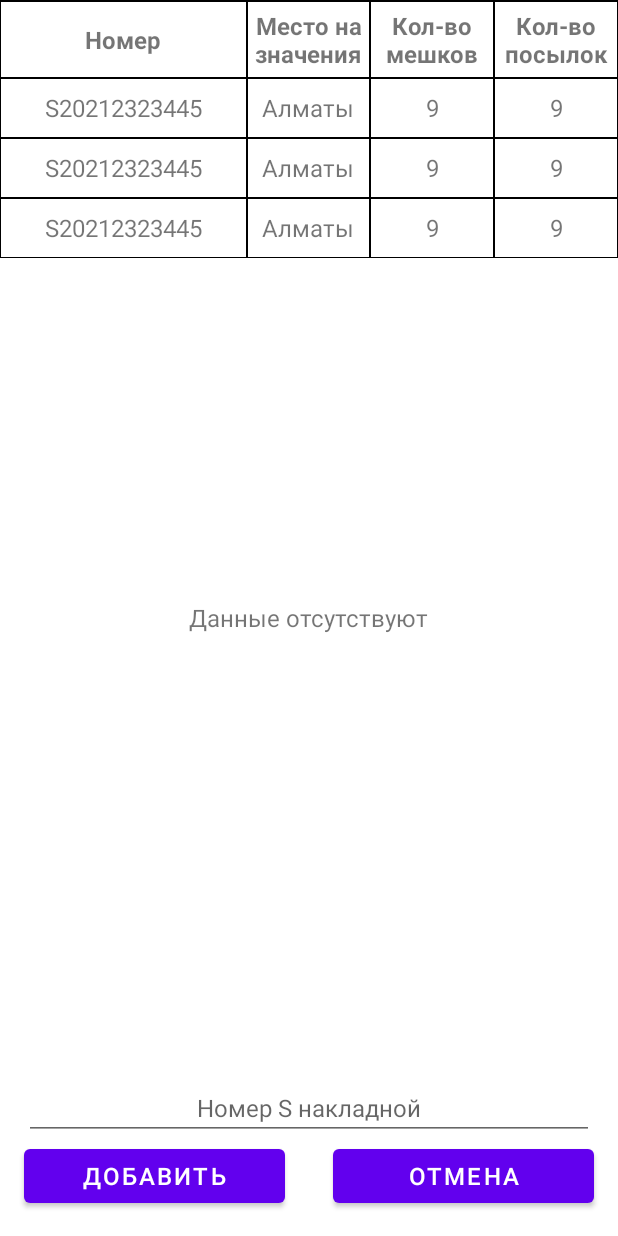
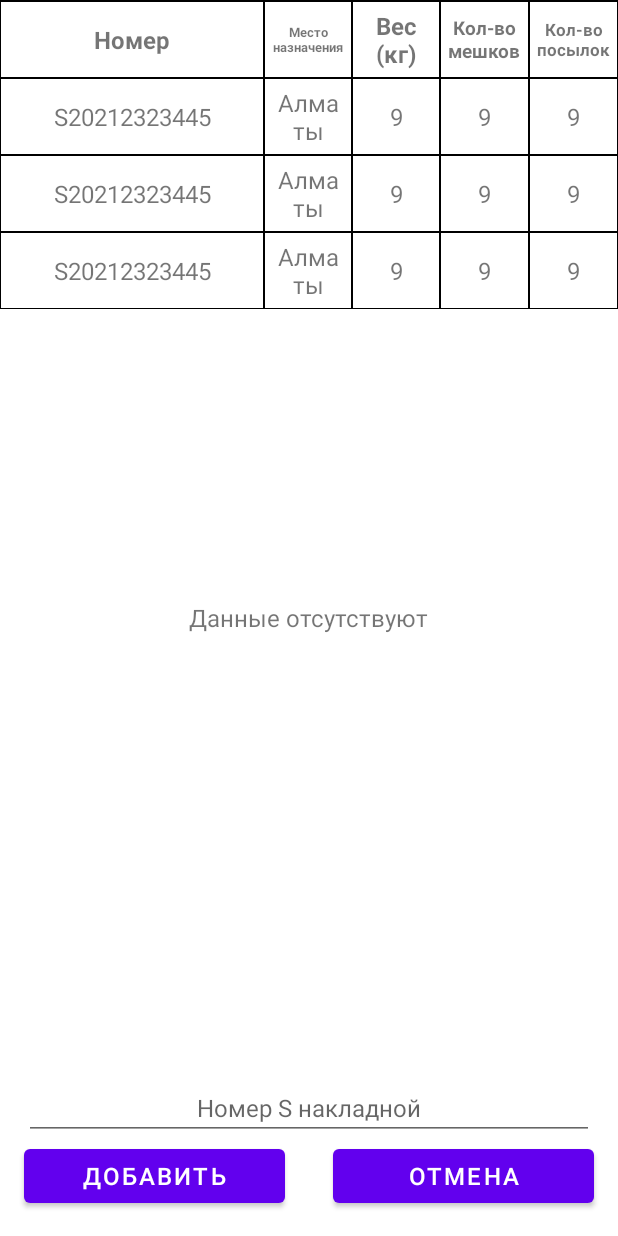
Before and after one commit to Forcharc/loading-area, an Android app: the layout fragment_add_s_invoice.xml on its own in the app's theme, with its tools: preview values and no code run, on a phone screen of 412 x 824 dp. Run offline under Robolectric (Android 15) with nearby library versions, the phone set to English and light mode, and no system bars.

Commit message:
Add weight to S Invoice

```diff
--- a/app/src/main/java/kz/kazpost/loadingarea/repositories/_mappers/SInvoiceMappers.kt
+++ b/app/src/main/java/kz/kazpost/loadingarea/repositories/_mappers/SInvoiceMappers.kt
@@ -12,7 +12,8 @@ object SInvoiceMappers {
             this.toDepartment?.longNameRu ?: StringConstants.stringUnknown,
             (this.totalNumberOfLabels ?: 0),
             this.totalNumberOfPLs ?: 0,
-            this.id ?: -1
+            this.id ?: -1,
+            this.totalWeight ?: 0
         )
     }
 }
--- a/app/src/main/java/kz/kazpost/loadingarea/ui/_adapters/SInvoiceAdapter.kt
+++ b/app/src/main/java/kz/kazpost/loadingarea/ui/_adapters/SInvoiceAdapter.kt
@@ -80,6 +80,7 @@ class SInvoiceAdapter : RecyclerView.Adapter<SInvoiceAdapter.SInvoiceViewHolder>
 
             binding.tvNumber.text = sInvoiceModel.number
             binding.tvDestination.text = sInvoiceModel.destination
+            binding.tvWeight.text = String.format("%.1f", sInvoiceModel.weight.toFloat() / 1000f)
             binding.tvBagCount.text = sInvoiceModel.bagCount.toString()
             binding.tvParcelCount.text = sInvoiceModel.parcelCount.toString()
         }
--- a/app/src/main/java/kz/kazpost/loadingarea/ui/_models/SInvoiceModel.kt
+++ b/app/src/main/java/kz/kazpost/loadingarea/ui/_models/SInvoiceModel.kt
@@ -8,7 +8,8 @@ data class SInvoiceModel(
     val destination: String,
     val bagCount: Int,
     val parcelCount: Int,
-    val id: Int
+    val id: Int,
+    val weight: Int
 ) {
     class ItemCallback : DiffUtil.ItemCallback<SInvoiceModel>() {
         override fun areItemsTheSame(oldItem: SInvoiceModel, newItem: SInvoiceModel): Boolean {
--- a/app/src/main/res/layout/fragment_add_s_invoice.xml
+++ b/app/src/main/res/layout/fragment_add_s_invoice.xml
@@ -25,12 +25,16 @@
 
         <TextView
             style="@style/TableCellStyle.Title"
-            android:layout_weight="2"
+            android:layout_weight="3"
             android:text="@string/number" />
 
         <TextView
             style="@style/TableCellStyle.Title"
             android:text="@string/destination" />
+
+        <TextView
+            style="@style/TableCellStyle.Title"
+            android:text="@string/weight_kilos" />
 
         <TextView
             style="@style/TableCellStyle.Title"
--- a/app/src/main/res/layout/item_s_invoice.xml
+++ b/app/src/main/res/layout/item_s_invoice.xml
@@ -10,13 +10,18 @@
     <TextView
         android:id="@+id/tv_number"
         style="@style/TableCellStyle"
-        android:layout_weight="2"
+        android:layout_weight="3"
         tools:text="S20212323445" />
 
     <TextView
         android:id="@+id/tv_destination"
         style="@style/TableCellStyle"
         tools:text="Алматы" />
+
+    <TextView
+        android:id="@+id/tv_weight"
+        style="@style/TableCellStyle"
+        tools:text="9" />
 
     <TextView
         android:id="@+id/tv_bag_count"
--- a/app/src/main/res/values/strings.xml
+++ b/app/src/main/res/values/strings.xml
@@ -52,6 +52,7 @@
     <string name="error_wrong_department">Транспорт находится на другой станции</string>
     <string name="error_wrong_status">Транспорт находится в пути</string>
     <string name="error_wrong_t_invoice">Действие запрещено. Вам необходимо сначала отправить транспорт %1$s</string>
+    <string name="weight_kilos">Вес (кг)</string>
 
 
     <string-array name="operations">
```
Also changed, not shown: app/src/main/java/kz/kazpost/loadingarea/api/_responses/GetTInvoiceInfoResponse.kt (+8 -2 lines).
